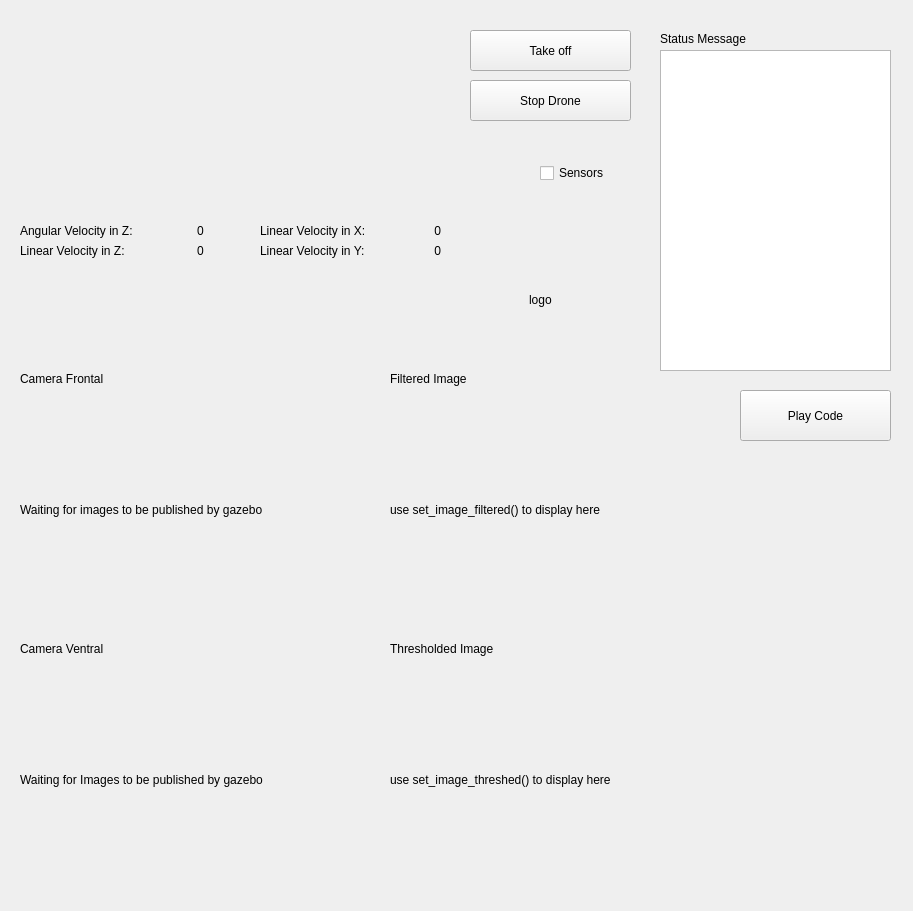
Old version of the form rqt_drone_teleop/resource/DroneTeleop.ui in the repository JdeRobot/drones.
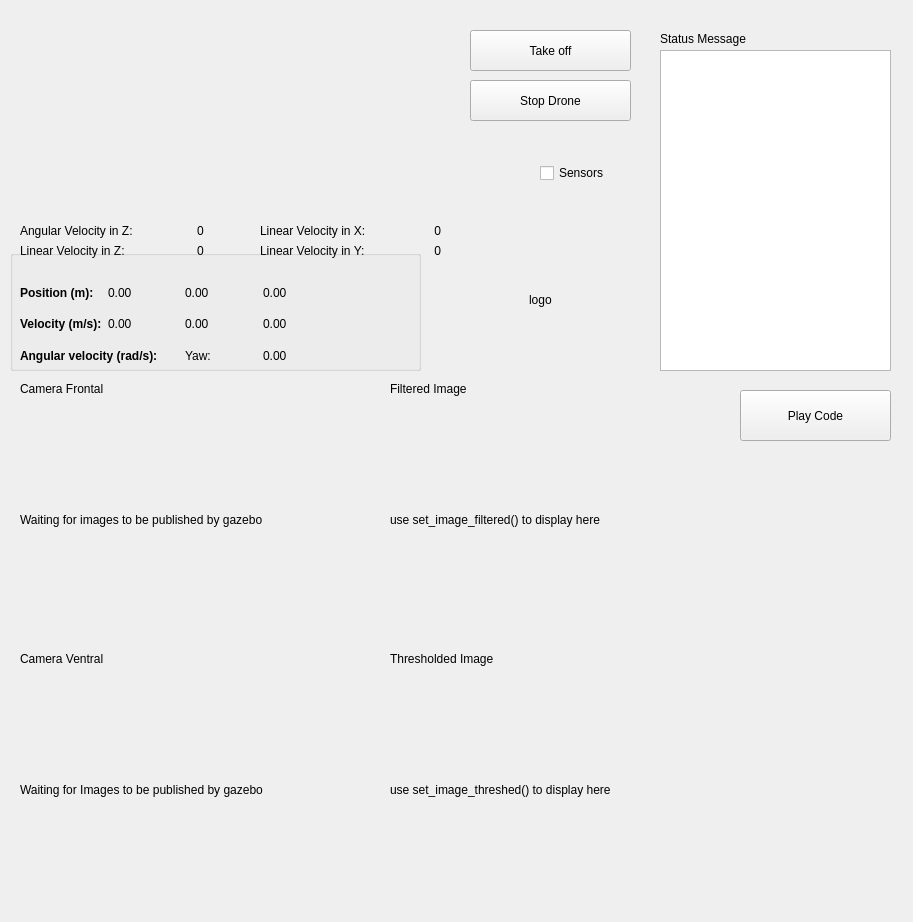
New version of the form. Icons and pictures are not drawn.

Patch:
```diff
--- a/rqt_drone_teleop/resource/DroneTeleop.ui
+++ b/rqt_drone_teleop/resource/DroneTeleop.ui
@@ -7,7 +7,7 @@
     <x>0</x>
     <y>0</y>
     <width>913</width>
-    <height>911</height>
+    <height>922</height>
    </rect>
   </property>
   <property name="minimumSize">
@@ -216,7 +216,7 @@
    <property name="geometry">
     <rect>
      <x>20</x>
-     <y>370</y>
+     <y>380</y>
      <width>111</width>
      <height>17</height>
     </rect>
@@ -229,7 +229,7 @@
    <property name="geometry">
     <rect>
      <x>20</x>
-     <y>640</y>
+     <y>650</y>
      <width>111</width>
      <height>17</height>
     </rect>
@@ -242,7 +242,7 @@
    <property name="geometry">
     <rect>
      <x>390</x>
-     <y>370</y>
+     <y>380</y>
      <width>111</width>
      <height>17</height>
     </rect>
@@ -255,7 +255,7 @@
    <property name="geometry">
     <rect>
      <x>390</x>
-     <y>640</y>
+     <y>650</y>
      <width>131</width>
      <height>17</height>
     </rect>
@@ -268,7 +268,7 @@
    <property name="geometry">
     <rect>
      <x>20</x>
-     <y>390</y>
+     <y>400</y>
      <width>320</width>
      <height>240</height>
     </rect>
@@ -281,7 +281,7 @@
    <property name="geometry">
     <rect>
      <x>20</x>
-     <y>660</y>
+     <y>670</y>
      <width>320</width>
      <height>240</height>
     </rect>
@@ -294,7 +294,7 @@
    <property name="geometry">
     <rect>
      <x>390</x>
-     <y>390</y>
+     <y>400</y>
      <width>320</width>
      <height>240</height>
     </rect>
@@ -307,7 +307,7 @@
    <property name="geometry">
     <rect>
      <x>390</x>
-     <y>660</y>
+     <y>670</y>
      <width>320</width>
      <height>240</height>
     </rect>
@@ -371,6 +371,140 @@
      <normaloff>stop.png</normaloff>stop.png</iconset>
    </property>
   </widget>
+  <widget class="QGroupBox" name="info">
+   <property name="geometry">
+    <rect>
+     <x>10</x>
+     <y>250</y>
+     <width>411</width>
+     <height>121</height>
+    </rect>
+   </property>
+   <property name="title">
+    <string/>
+   </property>
+   <widget class="QWidget" name="gridLayoutWidget_2">
+    <property name="geometry">
+     <rect>
+      <x>10</x>
+      <y>30</y>
+      <width>391</width>
+      <height>88</height>
+     </rect>
+    </property>
+    <layout class="QGridLayout" name="info_view">
+     <item row="1" column="1">
+      <widget class="QLabel" name="velX">
+       <property name="text">
+        <string>0.00</string>
+       </property>
+      </widget>
+     </item>
+     <item row="0" column="1">
+      <widget class="QLabel" name="posX">
+       <property name="text">
+        <string>0.00</string>
+       </property>
+      </widget>
+     </item>
+     <item row="0" column="2">
+      <widget class="QLabel" name="posY">
+       <property name="text">
+        <string>0.00</string>
+       </property>
+      </widget>
+     </item>
+     <item row="1" column="2">
+      <widget class="QLabel" name="velY">
+       <property name="text">
+        <string>0.00</string>
+       </property>
+      </widget>
+     </item>
+     <item row="0" column="3">
+      <widget class="QLabel" name="posZ">
+       <property name="text">
+        <string>0.00</string>
+       </property>
+      </widget>
+     </item>
+     <item row="1" column="3">
+      <widget class="QLabel" name="velZ">
+       <property name="text">
+        <string>0.00</string>
+       </property>
+      </widget>
+     </item>
+     <item row="1" column="0">
+      <widget class="QLabel" name="velInfo">
+       <property name="font">
+        <font>
+         <weight>75</weight>
+         <bold>true</bold>
+        </font>
+       </property>
+       <property name="text">
+        <string>Velocity (m/s):</string>
+       </property>
+      </widget>
+     </item>
+     <item row="0" column="0">
+      <widget class="QLabel" name="posInfo">
+       <property name="font">
+        <font>
+         <weight>75</weight>
+         <bold>true</bold>
+        </font>
+       </property>
+       <property name="text">
+        <string>Position (m):</string>
+       </property>
+      </widget>
+     </item>
+     <item row="0" column="5">
+      <widget class="QLabel" name="posFrame">
+       <property name="text">
+        <string/>
+       </property>
+      </widget>
+     </item>
+     <item row="2" column="0" colspan="2">
+      <widget class="QLabel" name="label_6">
+       <property name="font">
+        <font>
+         <weight>75</weight>
+         <bold>true</bold>
+        </font>
+       </property>
+       <property name="text">
+        <string>Angular velocity (rad/s):</string>
+       </property>
+      </widget>
+     </item>
+     <item row="2" column="3">
+      <widget class="QLabel" name="velYaw">
+       <property name="text">
+        <string>0.00</string>
+       </property>
+      </widget>
+     </item>
+     <item row="2" column="2">
+      <widget class="QLabel" name="label_7">
+       <property name="text">
+        <string>Yaw:</string>
+       </property>
+      </widget>
+     </item>
+     <item row="1" column="5" rowspan="2">
+      <widget class="QLabel" name="velFrame">
+       <property name="text">
+        <string/>
+       </property>
+      </widget>
+     </item>
+    </layout>
+   </widget>
+  </widget>
  </widget>
  <resources/>
  <connections/>
```
